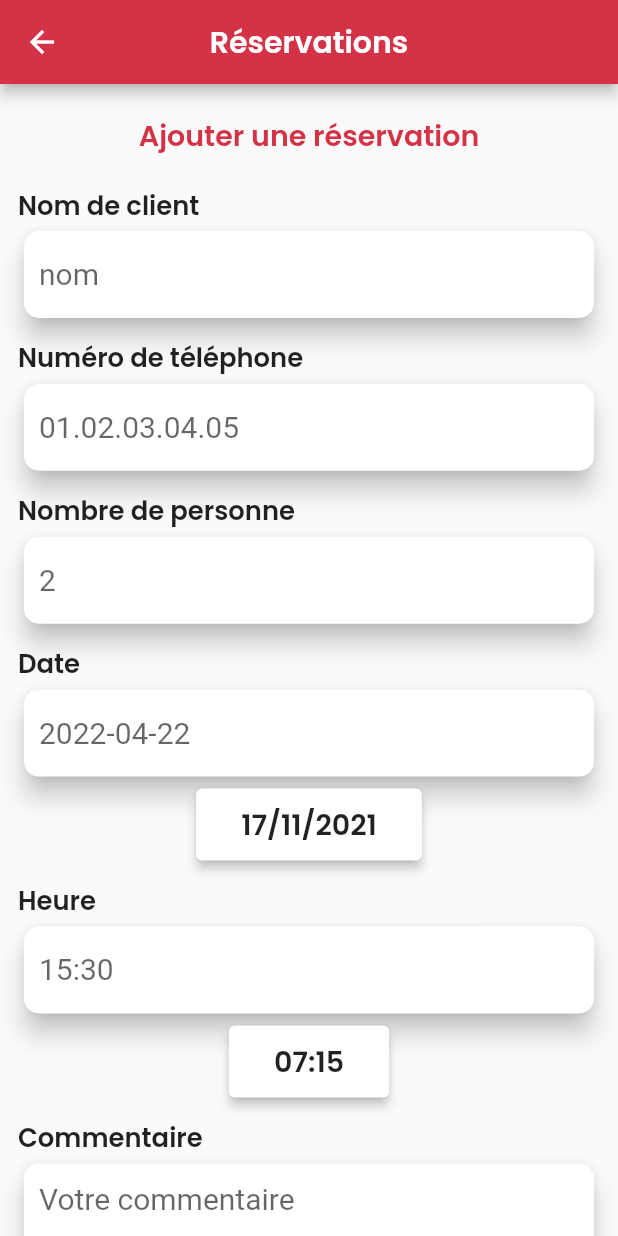
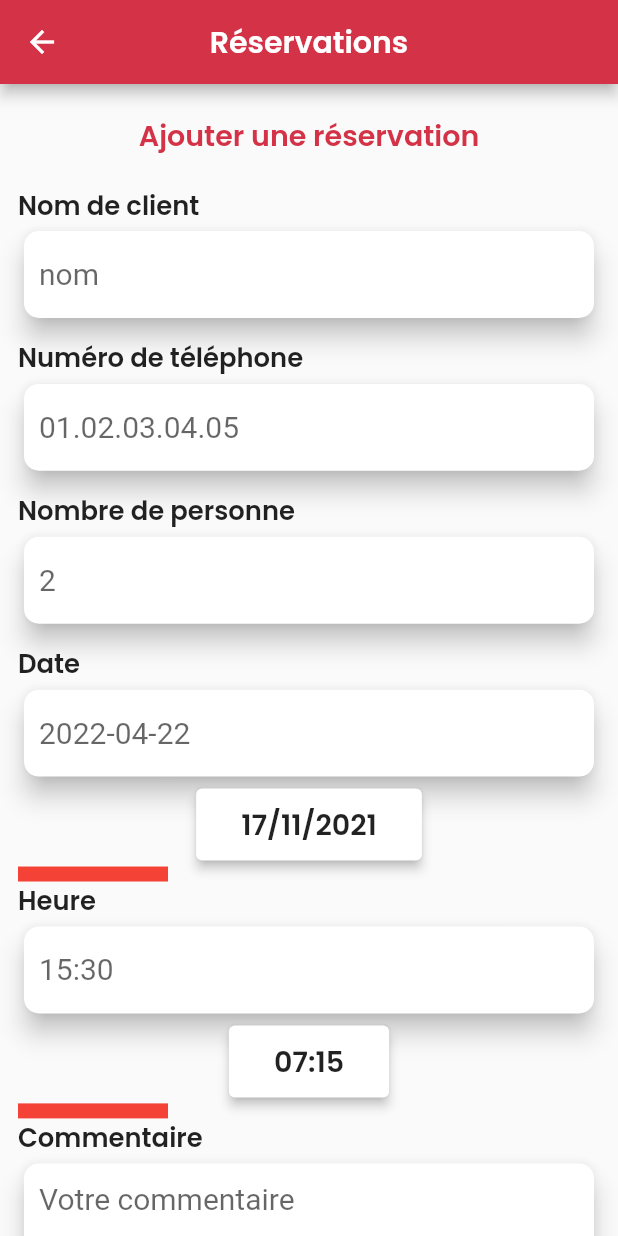
Before and after one commit to razifertani/cocuisinage-app-mobile-pro, a Flutter app: the AjouterReservation screen opened directly, on a phone screen of 412 x 824 dp. Run offline on Flutter 3.47's test engine with Material 2 defaults, Android fonts, the phone set to English and light mode, and no system bars; our stand-ins replace argon_buttons_flutter, auto_size_text, avatar_glow, calendar_timeline, dartz, firebase_core and 11 more; accounts and stored records are empty.

Commit message:
first_commit

```diff
--- a/lib/ui/screens/auth/mes_boutiques/mes_boutiques.dart
+++ b/lib/ui/screens/auth/mes_boutiques/mes_boutiques.dart
@@ -158,7 +158,7 @@ class _MesBoutiquesScreenState extends State<MesBoutiquesScreen> {
                       },
                     )
                   : Center(
-                      child: Text('Pas de boutiques créées !'),
+                      child: Text("Aucune boutique n'a été créée !"),
                     ),
               const SizedBox(
                 height: 20,
--- a/lib/ui/screens/on_boarding_screens/splash_screen.dart
+++ b/lib/ui/screens/on_boarding_screens/splash_screen.dart
@@ -77,7 +77,7 @@ class _SplashScreenState extends State<SplashScreen> {
             Padding(
               padding: EdgeInsets.symmetric(vertical: 8, horizontal: 6.w),
               child: Text(
-                "L’application qui gére la gestion de vos équipe et vos planning tous en automatisant la gestion de vos taches",
+                "L’application qui gére la gestion de vos équipe et vos planning tous en automatisant la gestion de vos tâches",
                 style: MyTextStyles.body.copyWith(
                     color: Color(0xFF717171), fontWeight: FontWeight.w500),
                 textAlign: TextAlign.center,
--- a/lib/ui/screens/reservation/reservation_screens/ajouter_reservation.dart
+++ b/lib/ui/screens/reservation/reservation_screens/ajouter_reservation.dart
@@ -26,6 +26,20 @@ class _AjouterReservationState extends State<AjouterReservation> {
   TextEditingController heure = TextEditingController();
   TextEditingController cmntr = TextEditingController();
 
+  DateTime _date = DateTime.now();
+  void updateDate(DateTime dateTime) {
+    setState(() {
+      _date = dateTime;
+    });
+  }
+
+  TimeOfDay _time = TimeOfDay.now();
+  void updateTime(TimeOfDay timeOfDay) {
+    setState(() {
+      _time = timeOfDay;
+    });
+  }
+
   @override
   Widget build(BuildContext context) {
     return Scaffold(
@@ -36,7 +50,9 @@ class _AjouterReservationState extends State<AjouterReservation> {
           ),
           centerTitle: true,
           backgroundColor: MyColors.red,
-          leading: IconButton(icon: const Icon(Icons.arrow_back), onPressed: () => Navigator.pop(context))),
+          leading: IconButton(
+              icon: const Icon(Icons.arrow_back),
+              onPressed: () => Navigator.pop(context))),
       body: SingleChildScrollView(
           child: Padding(
         padding: const EdgeInsets.symmetric(horizontal: 12),
@@ -49,12 +65,16 @@ class _AjouterReservationState extends State<AjouterReservation> {
                 height: 20,
               ),
               Center(
-                child: Text("Ajouter une réservation", style: MyTextStyles.headline.copyWith(color: MyColors.red, fontWeight: FontWeight.w600)),
+                child: Text("Ajouter une réservation",
+                    style: MyTextStyles.headline.copyWith(
+                        color: MyColors.red, fontWeight: FontWeight.w600)),
               ),
               const SizedBox(
                 height: 20,
               ),
-              Text("Nom de client", style: MyTextStyles.subhead.copyWith(fontWeight: FontWeight.w600)),
+              Text("Nom de client",
+                  style: MyTextStyles.subhead
+                      .copyWith(fontWeight: FontWeight.w600)),
               CustomCardTextForm(
                 controller: nom,
                 hintText: "nom",
@@ -68,7 +88,9 @@ class _AjouterReservationState extends State<AjouterReservation> {
               const SizedBox(
                 height: 10,
               ),
-              Text("Numéro de téléphone", style: MyTextStyles.subhead.copyWith(fontWeight: FontWeight.w600)),
+              Text("Numéro de téléphone",
+                  style: MyTextStyles.subhead
+                      .copyWith(fontWeight: FontWeight.w600)),
               CustomCardTextForm(
                 controller: phone,
                 hintText: "01.02.03.04.05",
@@ -83,7 +105,9 @@ class _AjouterReservationState extends State<AjouterReservation> {
               const SizedBox(
                 height: 10,
               ),
-              Text("Nombre de personne", style: MyTextStyles.subhead.copyWith(fontWeight: FontWeight.w600)),
+              Text("Nombre de personne",
+                  style: MyTextStyles.subhead
+                      .copyWith(fontWeight: FontWeight.w600)),
               CustomCardTextForm(
                 controller: nombre,
                 hintText: "2",
@@ -97,7 +121,9 @@ class _AjouterReservationState extends State<AjouterReservation> {
               const SizedBox(
                 height: 10,
               ),
-              Text("Date", style: MyTextStyles.subhead.copyWith(fontWeight: FontWeight.w600)),
+              Text("Date",
+                  style: MyTextStyles.subhead
+                      .copyWith(fontWeight: FontWeight.w600)),
               CustomCardTextForm(
                 controller: date,
                 hintText: "2022-04-22",
@@ -112,11 +138,23 @@ class _AjouterReservationState extends State<AjouterReservation> {
                   return null;
                 },
               ),
-              Center(child: PickDate()),
-              const SizedBox(
-                height: 10,
+              Center(
+                  child: PickDate(
+                ondateChanged: updateDate,
+              )),
+              InkWell(
+                onTap: () {
+                  print(_date.day);
+                },
+                child: Container(
+                  height: 10,
+                  width: 100,
+                  color: Colors.red,
+                ),
               ),
-              Text("Heure", style: MyTextStyles.subhead.copyWith(fontWeight: FontWeight.w600)),
+              Text("Heure",
+                  style: MyTextStyles.subhead
+                      .copyWith(fontWeight: FontWeight.w600)),
               CustomCardTextForm(
                 controller: heure,
                 hintText: "15:30",
@@ -130,11 +168,23 @@ class _AjouterReservationState extends State<AjouterReservation> {
                   return null;
                 },
               ),
-              Center(child: PickTime()),
-              const SizedBox(
-                height: 10,
+              Center(
+                  child: PickTime(
+                onTimeChanged: updateTime,
+              )),
+              InkWell(
+                onTap: () {
+                  print('${_time.hour}:${_time.minute}');
+                },
+                child: Container(
+                  height: 10,
+                  width: 100,
+                  color: Colors.red,
+                ),
               ),
-              Text("Commentaire", style: MyTextStyles.subhead.copyWith(fontWeight: FontWeight.w600)),
+              Text("Commentaire",
+                  style: MyTextStyles.subhead
+                      .copyWith(fontWeight: FontWeight.w600)),
               CustomCardTextForm(
                 controller: cmntr,
                 hintText: "Votre commentaire",
@@ -158,19 +208,22 @@ class _AjouterReservationState extends State<AjouterReservation> {
                           clientName: nom.text,
                           clientPhoneNumber: phone.text,
                           nbPeople: nombre.text,
-                          day: date.text,
-                          hour: heure.text,
+                          day: _date.day.toString(),
+                          hour: '${_time.hour} : ${_time.minute}',
                           comment: cmntr.text,
                         ).then(
                           (exceptionOrMessage) {
                             stopLoading();
                             exceptionOrMessage.fold(
                               (exception) {
-                                Utils.showCustomTopSnackBar(context, success: false, message: exception.toString());
+                                Utils.showCustomTopSnackBar(context,
+                                    success: false,
+                                    message: exception.toString());
                               },
                               (message) {
                                 setState(() {});
-                                Utils.showCustomTopSnackBar(context, success: true, message: message);
+                                Utils.showCustomTopSnackBar(context,
+                                    success: true, message: message);
                                 Navigator.pop(context);
                               },
                             );
--- a/lib/ui/shared/widgets/time_picker/pick_date.dart
+++ b/lib/ui/shared/widgets/time_picker/pick_date.dart
@@ -2,8 +2,11 @@ import 'package:flutter/material.dart';
 import 'package:intl/intl.dart';
 import '../../../../Theme/my_text_styles.dart';
 
+typedef void DateCallback(DateTime date);
+
 class PickDate extends StatefulWidget {
-  const PickDate({Key? key}) : super(key: key);
+  final DateCallback ondateChanged;
+  const PickDate({Key? key, required this.ondateChanged}) : super(key: key);
 
   @override
   State<PickDate> createState() => _PickDateState();
@@ -24,6 +27,7 @@ class _PickDateState extends State<PickDate> {
     if (newDate != null) {
       setState(() {
         _date = newDate;
+        widget.ondateChanged(_date);
       });
     }
   }
@@ -44,7 +48,8 @@ class _PickDateState extends State<PickDate> {
             padding: const EdgeInsets.symmetric(horizontal: 30, vertical: 10),
             child: Text(
               DateFormat.yMd('fr').format(_date),
-              style: MyTextStyles.headline.copyWith(fontWeight: FontWeight.w600),
+              style:
+                  MyTextStyles.headline.copyWith(fontWeight: FontWeight.w600),
             ),
           ),
         ),
--- a/lib/ui/shared/widgets/time_picker/pick_time.dart
+++ b/lib/ui/shared/widgets/time_picker/pick_time.dart
@@ -3,8 +3,11 @@ import 'package:intl/intl.dart';
 
 import '../../../../Theme/my_text_styles.dart';
 
+typedef void TimeCallback(TimeOfDay time);
+
 class PickTime extends StatefulWidget {
-  const PickTime({Key? key}) : super(key: key);
+  final TimeCallback onTimeChanged;
+  const PickTime({Key? key, required this.onTimeChanged}) : super(key: key);
 
   @override
   State<PickTime> createState() => _PickTimeState();
@@ -31,6 +34,7 @@ class _PickTimeState extends State<PickTime> {
     if (newTime != null) {
       setState(() {
         _time = newTime;
+        widget.onTimeChanged(_time);
       });
     }
   }
@@ -44,7 +48,8 @@ class _PickTimeState extends State<PickTime> {
         child: Padding(
           padding: const EdgeInsets.symmetric(horizontal: 30, vertical: 10),
           child: Text(
-            DateFormat.Hm().format(DateTime(now.year, now.month, now.day, _time.hour, _time.minute)),
+            DateFormat.Hm().format(DateTime(
+                now.year, now.month, now.day, _time.hour, _time.minute)),
             style: MyTextStyles.headline.copyWith(fontWeight: FontWeight.w600),
           ),
         ),
```
